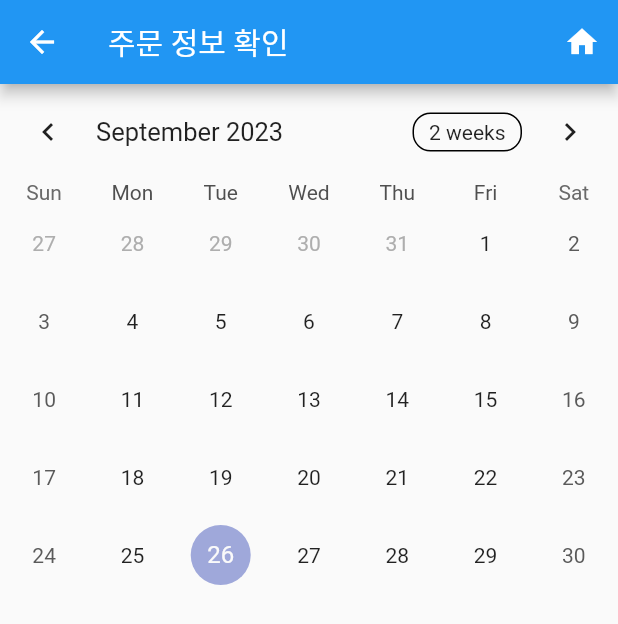
After one commit to Hoteldusk/Flutter-GimBabPos-2023-09, a Flutter app: the screen it shows after launch, after a tap on the "calendar month" icon, on a phone screen of 412 x 824 dp. The commit adds this screen. Shown: the top 624 px of the screen. Run offline on Flutter 3.47's test engine with Material 2 defaults, Android fonts, the phone set to English and light mode, and no system bars; drawn by our look-alikes of table_calendar; our stand-ins replace cloud_firestore, firebase_core; accounts and stored records are empty; generated files the repository leaves out were written again.

Commit message:
orderlist_page 수정중

```diff
--- a/lib/main.dart
+++ b/lib/main.dart
@@ -23,6 +23,7 @@ class MyApp extends StatelessWidget {
     return MultiProvider(
       providers: [
         ChangeNotifierProvider(create: (c) => ProcductStore()),
+        ChangeNotifierProvider(create: (c) => OrderStore()),
       ],
       child: const MaterialApp(
         debugShowCheckedModeBanner: false,
--- /dev/null
+++ b/lib/order_list_page.dart
@@ -0,0 +1,86 @@
+// ignore_for_file: avoid_print
+
+import 'package:flutter/material.dart';
+import 'package:gimbabpos/provier.dart';
+import 'package:provider/provider.dart';
+import 'package:table_calendar/table_calendar.dart';
+import 'package:intl/intl.dart';
+
+class OrderListPage extends StatefulWidget {
+  const OrderListPage({super.key});
+
+  @override
+  State<OrderListPage> createState() => _OrderListPageState();
+}
+
+class _OrderListPageState extends State<OrderListPage> {
+  final DateTime _focusedDay = DateTime.now();
+  final DateTime _firstDay = DateTime(2023, 1, 1);
+  final DateTime _lastDay = DateTime(2023, 12, 31);
+  DateTime? selectedDay;
+  var orderList = [];
+  String formattedDate = "";
+
+  selectedDayPredicate(DateTime date) {
+    if (selectedDay == null) {
+      return false;
+    }
+    return date.year == selectedDay!.year &&
+        date.month == selectedDay!.month &&
+        date.day == selectedDay!.day;
+  }
+
+  @override
+  Widget build(BuildContext context) {
+    final store = context.read<OrderStore>();
+
+    return Scaffold(
+      appBar: AppBar(
+        title: const Text("주문 정보 확인"),
+        actions: [
+          IconButton(
+            onPressed: () {
+              // print(_focusedDay);
+              Navigator.pop(context);
+            },
+            icon: const Icon(Icons.home),
+          )
+        ],
+      ),
+      body: Column(
+        children: [
+          TableCalendar(
+            firstDay: _firstDay,
+            lastDay: _lastDay,
+            focusedDay: _focusedDay,
+            onDaySelected: (DateTime selectedDay, DateTime focusedDay) {
+              setState(() {
+                this.selectedDay = selectedDay;
+              });
+              print("selectedDay : $selectedDay   focusedDay : $focusedDay");
+              formattedDate = DateFormat('yyyy-MM-dd').format(selectedDay);
+              print("formattedDate : $formattedDate");
+              // 버튼하나 추가해서 해야될듯
+              orderList = store.getOrderList(formattedDate);
+            },
+            selectedDayPredicate: (DateTime date) {
+              if (selectedDay == null) {
+                return false;
+              }
+              return date.year == selectedDay!.year &&
+                  date.month == selectedDay!.month &&
+                  date.day == selectedDay!.day;
+            },
+          ),
+          ListView.builder(
+            shrinkWrap: true,
+            itemCount: orderList.length,
+            itemBuilder: (context, index) {
+              return Text(orderList[index]['date']);
+            },
+          ),
+        ],
+      ),
+    );
+  }
+}
--- a/lib/order_page/widgets/order_product_list.dart
+++ b/lib/order_page/widgets/order_product_list.dart
@@ -18,7 +18,7 @@ class _OrderProductListState extends State<OrderProductList> {
   @override
   Widget build(BuildContext context) {
     return SizedBox(
-      height: 220,
+      height: 300,
       child: ListView.builder(
         shrinkWrap: true, // <==== limit height. 리스트뷰 크기 고정
         // primary: false, // <====  disable scrolling. 리스트뷰 내부는 스크롤 안할거임
--- a/pubspec.yaml
+++ b/pubspec.yaml
@@ -39,6 +39,8 @@ dependencies:
   firebase_auth: ^4.9.0
   cloud_firestore: ^4.9.1
   provider: ^6.0.5
+  table_calendar: ^3.0.9
+  intl: ^0.18.1
 
 dev_dependencies:
   flutter_test:
```
Also changed, not shown: lib/main_page.dart (+61 -2 lines), lib/order_page/widgets/payment_button.dart (+14 -2 lines), lib/provier.dart (+34 -1 lines), pubspec.lock, 2 other files.
